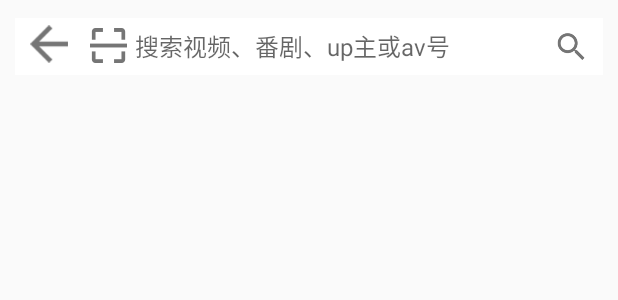
After one commit to xuchengpu/Bilibili, an Android app: the layout popupwindow_search.xml on its own in the app's theme, with its tools: preview values and no code run, on a phone screen of 412 x 824 dp. The commit adds this screen. Shown: the top 300 px of the screen. Run offline under Robolectric (Android 15) with nearby library versions, the phone set to English and light mode, and no system bars.

Commit message:
集成zxing二维码扫描，生成搜索的popupwindow

```diff
--- a/app/build.gradle
+++ b/app/build.gradle
@@ -36,4 +36,5 @@ dependencies {
     //最新版本
     compile 'com.github.bumptech.glide:glide:3.7.0'
     compile 'com.zhy:flowlayout-lib:1.0.3'
+    compile 'cn.yipianfengye.android:zxing-library:2.1'
 }
--- a/app/src/main/java/com/xuchengpu/bilibili/view/MyApplication.java
+++ b/app/src/main/java/com/xuchengpu/bilibili/view/MyApplication.java
@@ -5,6 +5,8 @@ import android.content.Context;
 import android.content.res.Configuration;
 import android.os.Handler;
 import android.util.Log;
+
+import com.uuzuche.lib_zxing.activity.ZXingLibrary;
 
 /**
  * Created by 许成谱 on 2017/3/12 11:09.
@@ -45,6 +47,8 @@ public class MyApplication extends Application {
         //得到当前线程
         threadid = android.os.Process.myPid();
         handler = new Handler();
+        //二维码扫描功能
+        ZXingLibrary.initDisplayOpinion(this);
 
 //        CrashHandler.getCrashHandler().init();
     }
--- /dev/null
+++ b/app/src/main/res/layout/popupwindow_search.xml
@@ -0,0 +1,47 @@
+<?xml version="1.0" encoding="utf-8"?>
+<RelativeLayout xmlns:android="http://schemas.android.com/apk/res/android"
+    android:layout_width="match_parent"
+    android:layout_height="wrap_content"
+
+    >
+
+    <TextView
+        android:gravity="center_vertical"
+        android:clickable="true"
+        android:id="@+id/tv_search_discover"
+        android:layout_width="match_parent"
+        android:layout_height="wrap_content"
+        android:layout_marginLeft="10dp"
+        android:layout_marginRight="10dp"
+        android:layout_marginTop="12dp"
+        android:background="#fff"
+        android:drawableRight="@drawable/ic_hint_search"
+        android:drawablePadding="10dp"
+        android:hint="搜索视频、番剧、up主或av号"
+        android:paddingBottom="5dp"
+        android:paddingLeft="80dp"
+        android:paddingRight="10dp"
+        android:paddingTop="5dp"
+        android:textColor="#000"
+        android:textSize="16sp"  />
+    <ImageView
+        android:id="@+id/iv_scan_discover"
+        android:layout_alignLeft="@+id/tv_search_discover"
+        android:layout_alignBottom="@+id/tv_search_discover"
+        android:layout_marginLeft="50dp"
+        android:layout_marginBottom="8dp"
+        android:layout_width="wrap_content"
+        android:layout_height="wrap_content"
+        android:background="@drawable/ic_scan"/>
+    <ImageView
+        android:id="@+id/iv_back_discover"
+        android:layout_alignLeft="@+id/tv_search_discover"
+        android:layout_alignBottom="@+id/tv_search_discover"
+        android:layout_marginLeft="10dp"
+        android:layout_marginBottom="8dp"
+        android:layout_width="25dp"
+        android:layout_height="25dp"
+        android:background="@drawable/ic_arrow_back_black"/>
+
+
+</RelativeLayout>
```
Also changed, not shown: app/src/main/java/com/xuchengpu/bilibili/activity/MainActivity.java (+123 -3 lines), app/src/main/java/com/xuchengpu/bilibili/utils/VirtualkeyboardHeight.java (added, +58 -0 lines), app/src/main/java/com/xuchengpu/bilibili/viewpager/DiscoverViewPager.java (+29 -12 lines), app/src/main/res/anim/pophidden_anim.xml (added, +13 -0 lines), app/src/main/res/anim/popshow_anim.xml (added, +13 -0 lines), app/src/main/res/layout/discover.xml (+17 -2 lines), app/src/main/res/values/styles.xml (+7 -0 lines), app/src/main/res/drawable-hdpi/ic_arrow_back_black.png (added).
